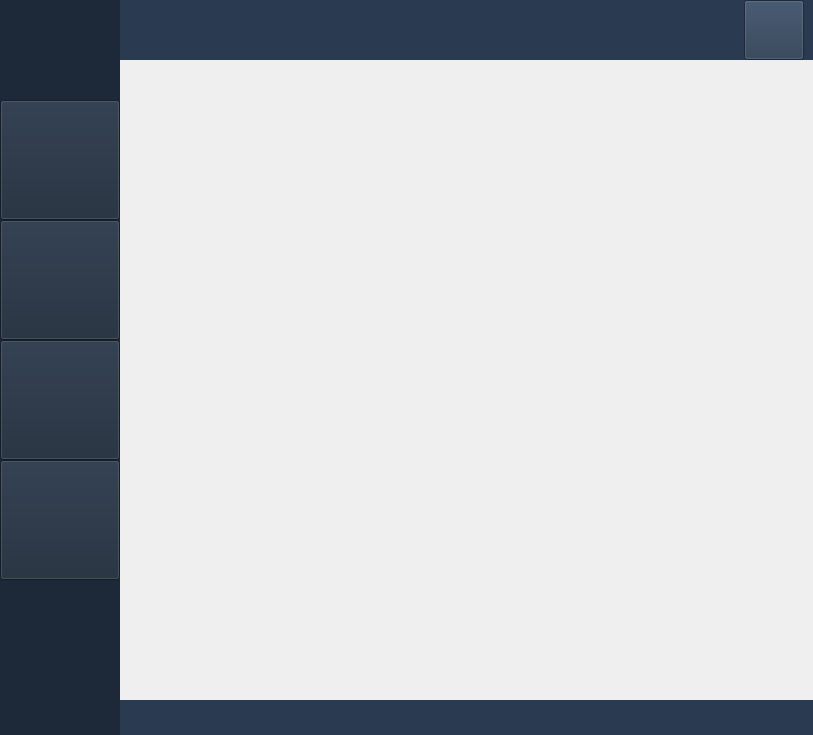
The window that Qt/ERP/formcenter.ui (superp2017/NTERP) describes before a commit, drawn with Qt 5.
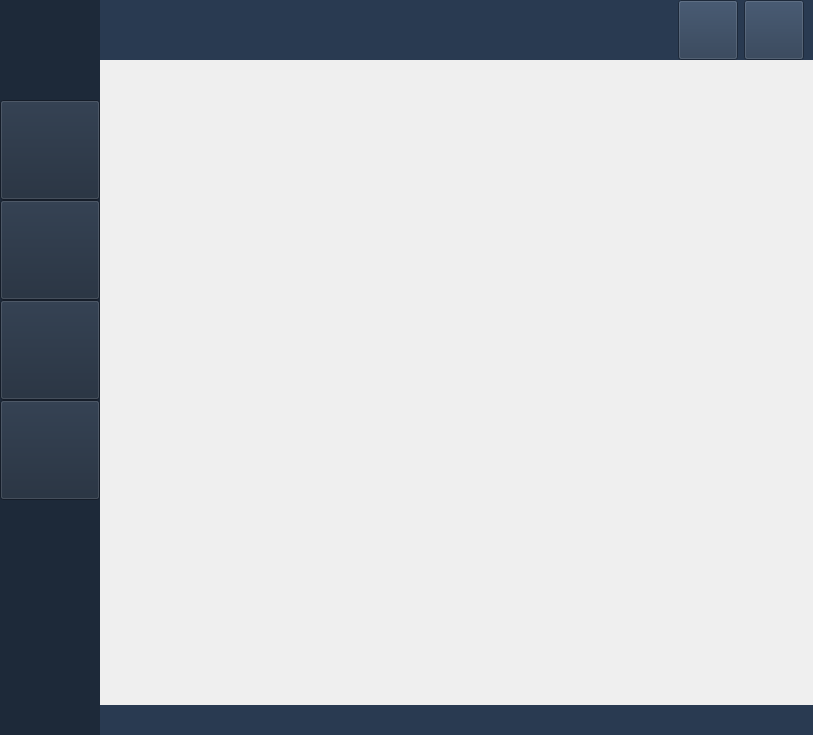
The same window after the commit. Icons and pictures are not drawn.

```diff
--- a/Qt/ERP/formcenter.ui
+++ b/Qt/ERP/formcenter.ui
@@ -33,13 +33,13 @@
     <widget class="QWidget" name="widget" native="true">
      <property name="minimumSize">
       <size>
-       <width>120</width>
+       <width>100</width>
        <height>0</height>
       </size>
      </property>
      <property name="maximumSize">
       <size>
-       <width>120</width>
+       <width>100</width>
        <height>16777215</height>
       </size>
      </property>
@@ -63,13 +63,13 @@
        <widget class="QLabel" name="label">
         <property name="minimumSize">
          <size>
-          <width>120</width>
+          <width>100</width>
           <height>100</height>
          </size>
         </property>
         <property name="maximumSize">
          <size>
-          <width>120</width>
+          <width>100</width>
           <height>100</height>
          </size>
         </property>
@@ -97,8 +97,8 @@
        <widget class="QToolButton" name="order_btn">
         <property name="minimumSize">
          <size>
-          <width>120</width>
-          <height>120</height>
+          <width>100</width>
+          <height>100</height>
          </size>
         </property>
         <property name="maximumSize">
@@ -122,8 +122,8 @@
        <widget class="QToolButton" name="store_btn">
         <property name="minimumSize">
          <size>
-          <width>120</width>
-          <height>120</height>
+          <width>100</width>
+          <height>100</height>
          </size>
         </property>
         <property name="maximumSize">
@@ -147,8 +147,8 @@
        <widget class="QToolButton" name="person_btn">
         <property name="minimumSize">
          <size>
-          <width>120</width>
-          <height>120</height>
+          <width>100</width>
+          <height>100</height>
          </size>
         </property>
         <property name="maximumSize">
@@ -172,8 +172,8 @@
        <widget class="QToolButton" name="set_Btn">
         <property name="minimumSize">
          <size>
-          <width>120</width>
-          <height>120</height>
+          <width>100</width>
+          <height>100</height>
          </size>
         </property>
         <property name="styleSheet">
@@ -249,6 +249,25 @@
           </property>
          </spacer>
         </item>
+        <item>
+         <widget class="QPushButton" name="pushButton_mini">
+          <property name="minimumSize">
+           <size>
+            <width>60</width>
+            <height>60</height>
+           </size>
+          </property>
+          <property name="maximumSize">
+           <size>
+            <width>60</width>
+            <height>60</height>
+           </size>
+          </property>
+          <property name="text">
+           <string/>
+          </property>
+         </widget>
+        </item>
         <item>
          <widget class="QPushButton" name="exit">
           <property name="minimumSize">
@@ -286,13 +305,13 @@
        <property name="minimumSize">
         <size>
          <width>0</width>
-         <height>35</height>
+         <height>30</height>
         </size>
        </property>
        <property name="maximumSize">
         <size>
          <width>16777215</width>
-         <height>35</height>
+         <height>30</height>
         </size>
        </property>
        <property name="styleSheet">
```
